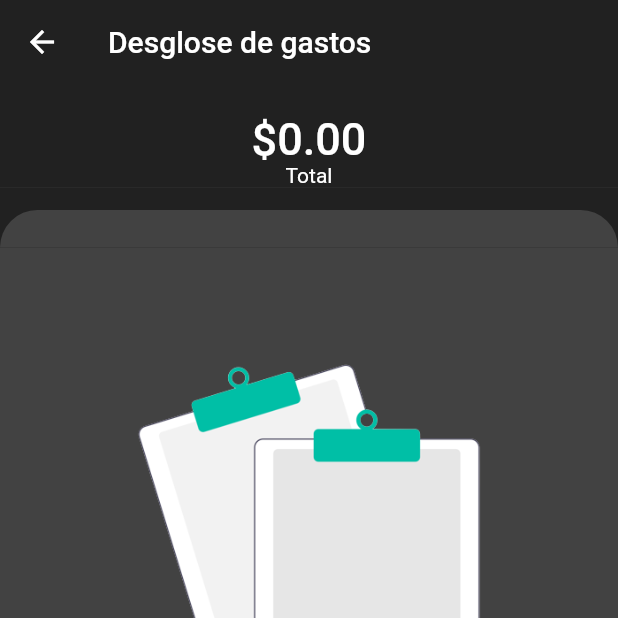
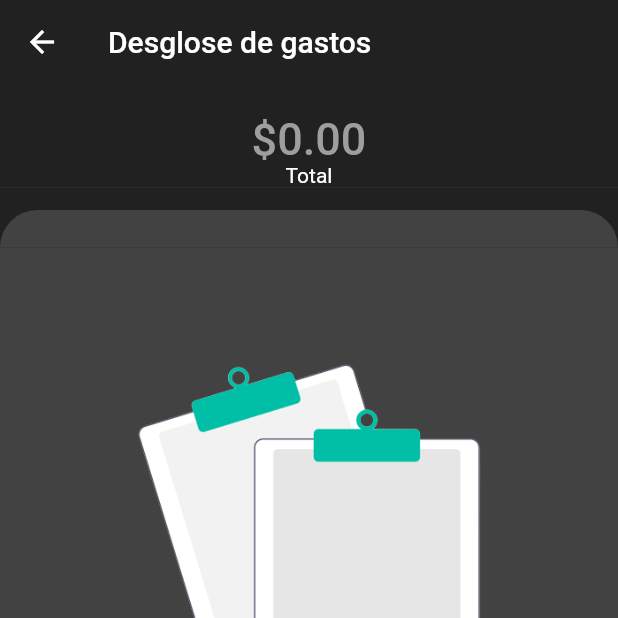
Before and after one commit to oscarvr10/Expenses-App, a Flutter app: the ExpensesDetails screen opened by its route, on a phone screen of 412 x 824 dp, the top half of it. Run offline on Flutter 3.47's test engine with Material 2 defaults, Android fonts, the phone set to English and light mode, and no system bars; our stand-ins replace charts_flutter, flutter_slidable, flutter_speed_dial, fluttertoast, percent_indicator, shared_preferences and 1 more; missing offline and left inert: flutter_material_color_picker; accounts and stored records are empty.

Commit message:
Implementación de modo oscuro

```diff
--- a/lib/pages/entries_details.dart
+++ b/lib/pages/entries_details.dart
@@ -83,6 +83,7 @@ class _EntriesDetailsState extends State<EntriesDetails> {
                 alignment: Alignment(_offset, 1),
                 child: Text(
                   getAmountFormat(totalEntries),
+                  style: TextStyle(color: Theme.of(context).dividerColor),
                 ),
               ),
               centerTitle: true,
--- a/lib/pages/expenses_details.dart
+++ b/lib/pages/expenses_details.dart
@@ -86,6 +86,7 @@ class _ExpensesDetailsState extends State<ExpensesDetails> {
                 alignment: Alignment(_offset, 1),
                 child: Text(
                   getAmountFormat(totalExpense),
+                  style: TextStyle(color: Theme.of(context).dividerColor),
                 ),
               ),
               centerTitle: true,
--- /dev/null
+++ b/lib/providers/theme_provider.dart
@@ -0,0 +1,60 @@
+import 'package:flutter/material.dart';
+
+class ThemeProvider extends ChangeNotifier {
+  ThemeData? _selectedTheme;
+
+  ThemeData dark = ThemeData.dark().copyWith(
+    appBarTheme: AppBarTheme(
+      backgroundColor: Colors.grey[900],
+    ),
+    bottomNavigationBarTheme: const BottomNavigationBarThemeData(
+      selectedItemColor: Colors.green,
+    ),
+    floatingActionButtonTheme: const FloatingActionButtonThemeData(
+      backgroundColor: Colors.lightGreen,
+      foregroundColor: Colors.white,
+    ),
+    colorScheme: const ColorScheme.dark(
+      primary: Colors.green,
+    ),
+    scaffoldBackgroundColor: Colors.grey[900],
+    primaryColorDark: Colors.grey[800],
+    dividerColor: Colors.grey,
+  );
+
+  ThemeData light = ThemeData.light().copyWith(
+    appBarTheme: AppBarTheme(
+      backgroundColor: Colors.grey[200],
+      foregroundColor: Colors.black,
+    ),
+    bottomNavigationBarTheme: BottomNavigationBarThemeData(
+      backgroundColor: Colors.grey[300],
+      selectedItemColor: Colors.green,
+    ),
+    bottomSheetTheme: BottomSheetThemeData(
+      backgroundColor: Colors.grey[300],
+    ),
+    floatingActionButtonTheme: const FloatingActionButtonThemeData(
+      backgroundColor: Colors.lightGreen,
+      foregroundColor: Colors.white,
+    ),
+    scaffoldBackgroundColor: Colors.grey[200],
+    primaryColorDark: Colors.grey[300],
+    dividerColor: Colors.black,
+  );
+
+  ThemeProvider(bool darkMode) {
+    _selectedTheme = darkMode ? dark : light;
+  }
+
+  Future<void> swapTheme() async {
+    if (_selectedTheme == dark) {
+      _selectedTheme = light;
+    } else {
+      _selectedTheme = dark;
+    }
+    notifyListeners();
+  }
+
+  ThemeData? getTheme() => _selectedTheme;
+}
--- a/lib/widgets/balance_page_wt/custom_fab.dart
+++ b/lib/widgets/balance_page_wt/custom_fab.dart
@@ -13,6 +13,7 @@ class CustomFAB extends StatelessWidget {
 
     childButtons.add(SpeedDialChild(
       backgroundColor: Colors.red,
+      foregroundColor: Colors.white,
       child: const Icon(Icons.remove),
       label: 'Gasto',
       labelStyle: const TextStyle(fontSize: 16.0),
@@ -31,6 +32,7 @@ class CustomFAB extends StatelessWidget {
 
     childButtons.add(SpeedDialChild(
       backgroundColor: Colors.green,
+      foregroundColor: Colors.white,
       child: const Icon(Icons.add),
       label: 'Ingreso',
       labelStyle: const TextStyle(fontSize: 16.0),
--- a/lib/widgets/charts_page_wt/chart_pie.dart
+++ b/lib/widgets/charts_page_wt/chart_pie.dart
@@ -61,7 +61,9 @@ class _ChartPieState extends State<ChartPie> {
                 showLeaderLines: true,
                 leaderLineStyleSpec: charts.ArcLabelLeaderLineStyleSpec(
                   length: 10,
-                  color: charts.MaterialPalette.white,
+                  color: charts.ColorUtil.fromDartColor(
+                    Theme.of(context).dividerColor,
+                  ),
                   thickness: 1,
                 ),
                 // outsideLabelStyleSpec: const charts.TextStyleSpec(
--- a/pubspec.yaml
+++ b/pubspec.yaml
@@ -45,6 +45,7 @@ dependencies:
   flutter_slidable: ^2.0.0
   percent_indicator: ^4.2.3
   charts_flutter: ^0.12.0
+  shared_preferences: ^2.1.0
 
 dev_dependencies:
   flutter_test:
```
Also changed, not shown: lib/main.dart (+14 -19 lines), lib/pages/balance_page.dart (+7 -2 lines), lib/pages/settings_page.dart (added, +18 -0 lines), lib/widgets/settings_page_wt/dark_mode_switch.dart (+13 -0 lines).
